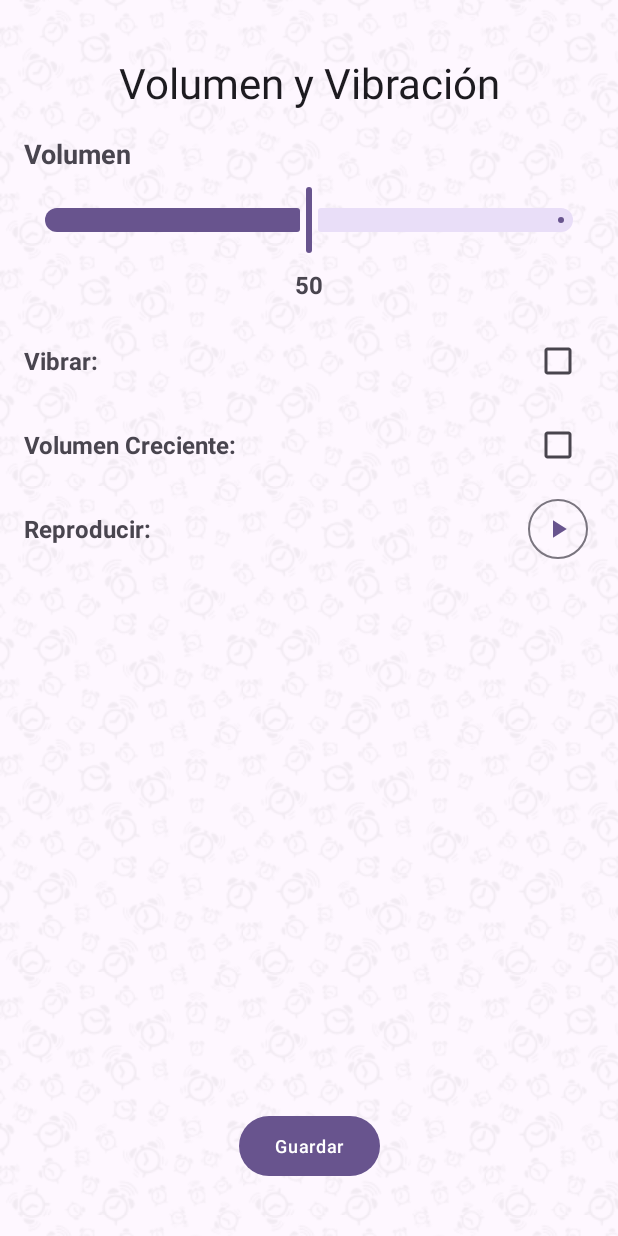
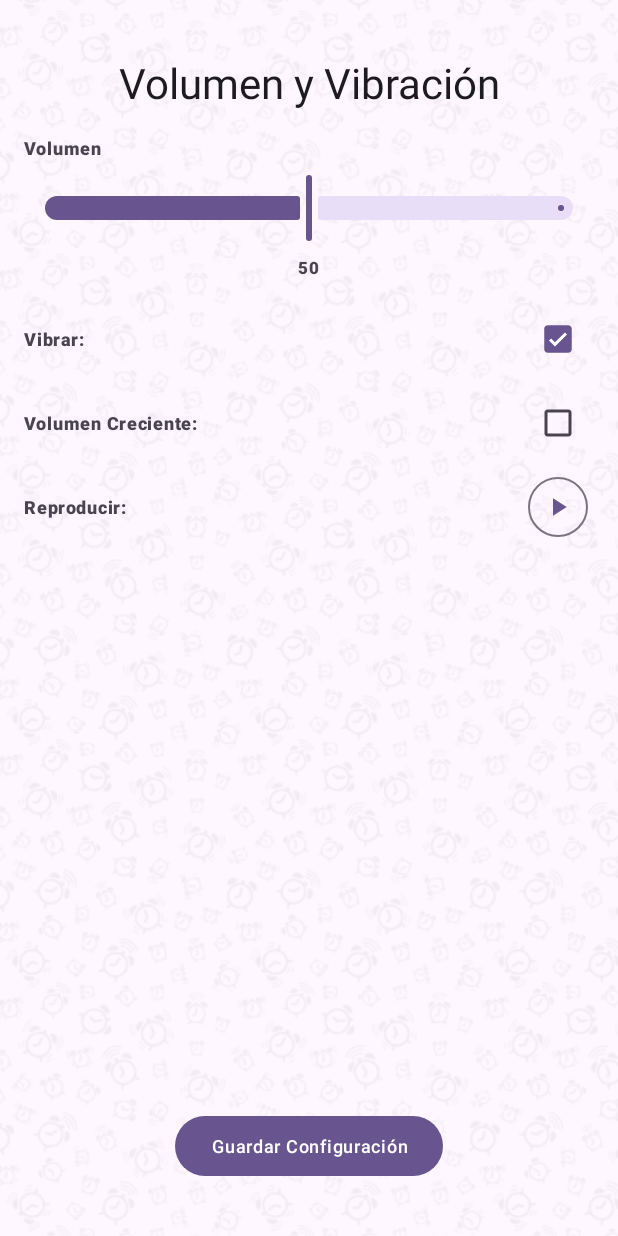
Before and after one commit to santi8194/MISW4302-AlarmConnect-Movil, an Android app: the fragment ConfiguracionVolumenFragment shown on its own in the app's theme, on a phone screen of 412 x 824 dp. Run offline under Robolectric (Android 15) with nearby library versions, the phone set to English and light mode, and no system bars.

Commit message:
Pantalla 5 Terminada

```diff
--- a/app/src/main/java/com/example/alarmconnect/ui/createalarm/CreateAlarmFragment.kt
+++ b/app/src/main/java/com/example/alarmconnect/ui/createalarm/CreateAlarmFragment.kt
@@ -89,6 +89,12 @@ class CreateAlarmFragment : Fragment() {
             findNavController().navigate(R.id.action_crearAlarmaFragment_to_seleccionarContactoFragment)
         }
 
+        //Btn seleccionar contacto
+        binding.selVolumenBtn.setOnClickListener {
+            findNavController().navigate(R.id.action_create_alarm_fragment_to_configuracionVolumenFragment)
+        }
+
+
         return binding.root
     }
 
--- a/app/src/main/java/com/example/alarmconnect/ui/volumen/ConfiguracionVolumenFragment.kt
+++ b/app/src/main/java/com/example/alarmconnect/ui/volumen/ConfiguracionVolumenFragment.kt
@@ -1,60 +1,85 @@
 package com.example.alarmconnect.ui.volumen
 
+import android.media.MediaPlayer
 import android.os.Bundle
-import androidx.fragment.app.Fragment
 import android.view.LayoutInflater
 import android.view.View
 import android.view.ViewGroup
+import androidx.fragment.app.Fragment
+import androidx.navigation.fragment.findNavController
 import com.example.alarmconnect.R
+import com.example.alarmconnect.databinding.FragmentConfiguracionVolumenVibrarBinding
+import com.google.android.material.slider.Slider
 
-// TODO: Rename parameter arguments, choose names that match
-// the fragment initialization parameters, e.g. ARG_ITEM_NUMBER
-private const val ARG_PARAM1 = "param1"
-private const val ARG_PARAM2 = "param2"
+class ConfiguracionVolumenFragment : Fragment() {
 
-/**
- * A simple [Fragment] subclass.
- * Use the [ConfiguracionVolumenFragment.newInstance] factory method to
- * create an instance of this fragment.
- */
-class ConfiguracionVolumenFragment : Fragment() {
-    // TODO: Rename and change types of parameters
-    private var param1: String? = null
-    private var param2: String? = null
-
-    override fun onCreate(savedInstanceState: Bundle?) {
-        super.onCreate(savedInstanceState)
-        arguments?.let {
-            param1 = it.getString(ARG_PARAM1)
-            param2 = it.getString(ARG_PARAM2)
-        }
-    }
+    private var _binding: FragmentConfiguracionVolumenVibrarBinding? = null
+    private val binding get() = _binding!!
+    private var mediaPlayer: MediaPlayer? = null
+    private var isPlaying = false
+    private var volumenActual = 0.5f // Valor inicial del volumen
 
     override fun onCreateView(
         inflater: LayoutInflater, container: ViewGroup?,
         savedInstanceState: Bundle?
-    ): View? {
-        // Inflate the layout for this fragment
-        return inflater.inflate(R.layout.configuracion_volumen_vibrar, container, false)
+    ): View {
+        _binding = FragmentConfiguracionVolumenVibrarBinding.inflate(inflater, container, false)
+
+
+        // Configurar el slider de volumen
+        binding.sliderVolume.addOnChangeListener { _, value, _ ->
+            volumenActual = value / 100f // Convertir el valor del slider a un rango de 0.0 - 1.0
+            binding.textVolumeLevel.text = value.toInt().toString()
+        }
+
+        // Configurar el botón de reproducir
+        binding.playButton.setOnClickListener {
+            if (!isPlaying) {
+                startPlaying()
+            } else {
+                stopPlaying()
+            }
+        }
+
+        // Configurar el botón de guardar para volver a Crear Alarma
+        binding.buttonGuardar.setOnClickListener {
+            findNavController().navigate(R.id.action_configuracionVolumenFragment_to_create_alarm_fragment)
+        }
+
+        return binding.root
     }
 
-    companion object {
-        /**
-         * Use this factory method to create a new instance of
-         * this fragment using the provided parameters.
-         *
-         * @param param1 Parameter 1.
-         * @param param2 Parameter 2.
-         * @return A new instance of fragment ConfiguracionVolumen.
-         */
-        // TODO: Rename and change types and number of parameters
-        @JvmStatic
-        fun newInstance(param1: String, param2: String) =
-            ConfiguracionVolumenFragment().apply {
-                arguments = Bundle().apply {
-                    putString(ARG_PARAM1, param1)
-                    putString(ARG_PARAM2, param2)
+    private fun startPlaying() {
+        if (mediaPlayer == null) {
+            mediaPlayer = MediaPlayer.create(requireContext(), R.raw.audio_sample).apply {
+                setVolume(volumenActual, volumenActual) // Aplicar volumen actual
+                start()
+
+                // Listener que detecta cuando el audio termina
+                setOnCompletionListener {
+                    stopPlaying()
                 }
             }
+        } else {
+            mediaPlayer?.setVolume(volumenActual, volumenActual) // Aplicar volumen antes de reproducir
+            mediaPlayer?.start()
+        }
+
+        isPlaying = true
+        binding.playButton.setIconResource(R.drawable.rectangle) // Cambia el icono a "Stop"
+    }
+
+    private fun stopPlaying() {
+        mediaPlayer?.pause()
+        mediaPlayer?.seekTo(0) // Reiniciar el audio al principio
+        isPlaying = false
+        binding.playButton.setIconResource(R.drawable.ic_play) // Cambia el icono a "Play"
+    }
+
+    override fun onDestroyView() {
+        super.onDestroyView()
+        mediaPlayer?.release()
+        mediaPlayer = null
+        _binding = null
     }
 }
--- a/app/src/main/res/layout/configuracion_volumen_vibrar.xml
+++ b/app/src/main/res/layout/fragment_configuracion_volumen_vibrar.xml
@@ -44,7 +44,7 @@
             android:layout_height="wrap_content"
             android:layout_marginBottom="8dp"
             android:text="Volumen"
-            android:textSize="18sp"
+            android:textAppearance="@style/TextAppearance.Material3.LabelMedium"
             android:textStyle="bold" />
 
         <!-- Slider de Volumen -->
@@ -64,7 +64,7 @@
             android:layout_gravity="center_horizontal"
             android:layout_marginTop="8dp"
             android:text="50"
-            android:textSize="16sp"
+            android:textAppearance="@style/TextAppearance.Material3.LabelSmall"
             android:textStyle="bold" />
     </LinearLayout>
 
@@ -85,12 +85,14 @@
             android:layout_weight="1"
             android:layout_height="wrap_content"
             android:text="Vibrar:"
-            android:textSize="16sp"
+            android:textAppearance="@style/TextAppearance.Material3.LabelMedium"
             android:textStyle="bold"/>
         <CheckBox
             android:id="@+id/check_vibrar"
             android:layout_width="wrap_content"
-            android:layout_height="wrap_content"/>
+            android:layout_height="wrap_content"
+            android:checked="true"
+            />
     </LinearLayout>
 
     <!-- Volumen Creciente -->
@@ -110,7 +112,7 @@
             android:layout_weight="1"
             android:layout_height="wrap_content"
             android:text="Volumen Creciente:"
-            android:textSize="16sp"
+            android:textAppearance="@style/TextAppearance.Material3.LabelMedium"
             android:textStyle="bold"/>
         <CheckBox
             android:id="@+id/check_volumen_creciente"
@@ -135,7 +137,7 @@
             android:layout_weight="1"
             android:layout_height="wrap_content"
             android:text="Reproducir:"
-            android:textSize="16sp"
+            android:textAppearance="@style/TextAppearance.Material3.LabelMedium"
             android:textStyle="bold"/>
             <com.google.android.material.button.MaterialButton
                 android:id="@+id/play_button"
@@ -153,11 +155,11 @@
         style="@style/Widget.Material3.Button"
         android:layout_width="wrap_content"
         android:layout_height="wrap_content"
-        android:text="Guardar"
+        android:layout_marginBottom="20dp"
+        android:text="Guardar Configuración"
         android:textAppearance="@style/TextAppearance.Material3.LabelMedium"
         app:layout_constraintBottom_toBottomOf="parent"
-        app:layout_constraintStart_toStartOf="parent"
         app:layout_constraintEnd_toEndOf="parent"
-        android:layout_marginBottom="20dp"/>
+        app:layout_constraintStart_toStartOf="parent" />
 
 </androidx.constraintlayout.widget.ConstraintLayout>
```
Also changed, not shown: app/src/main/res/navigation/mobile_navigation.xml (+12 -0 lines).
